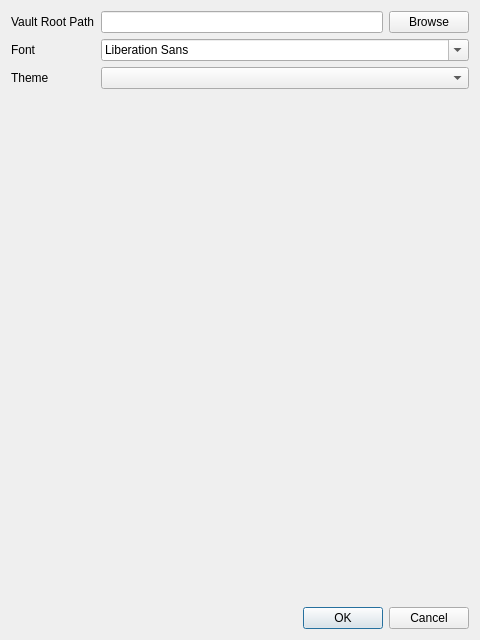
The window that settingsdialog.ui (AngryFender/Remini) describes before a commit, drawn with Qt 5.
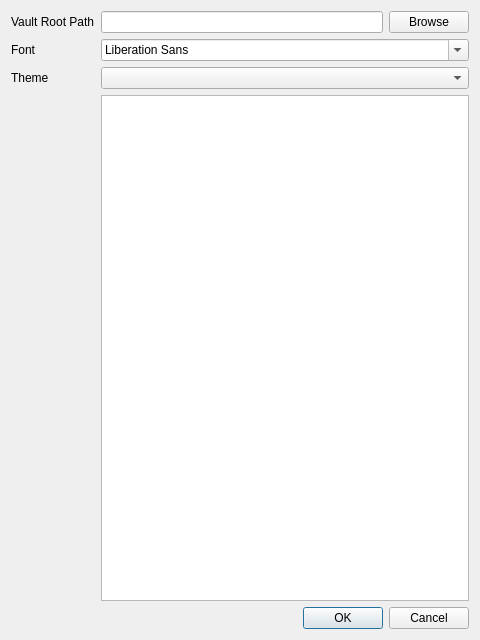
The same window after the commit.

Commit message: Github Issue #39: Added QTextView for previewing text for changes in font and theme

The edit to the form file:
```diff
--- a/settingsdialog.ui
+++ b/settingsdialog.ui
@@ -57,6 +57,20 @@
      <item row="2" column="1">
       <widget class="QComboBox" name="cmb_theme"/>
      </item>
+     <item row="3" column="1">
+      <widget class="QTextEdit" name="txt_preview">
+       <property name="html">
+        <string>&lt;!DOCTYPE HTML PUBLIC &quot;-//W3C//DTD HTML 4.0//EN&quot; &quot;http://www.w3.org/TR/REC-html40/strict.dtd&quot;&gt;
+&lt;html&gt;&lt;head&gt;&lt;meta name=&quot;qrichtext&quot; content=&quot;1&quot; /&gt;&lt;meta charset=&quot;utf-8&quot; /&gt;&lt;style type=&quot;text/css&quot;&gt;
+p, li { white-space: pre-wrap; }
+hr { height: 1px; border-width: 0; }
+li.unchecked::marker { content: &quot;\2610&quot;; }
+li.checked::marker { content: &quot;\2612&quot;; }
+&lt;/style&gt;&lt;/head&gt;&lt;body style=&quot; font-family:'Segoe UI'; font-size:9pt; font-weight:400; font-style:normal;&quot;&gt;
+&lt;p style=&quot;-qt-paragraph-type:empty; margin-top:8px; margin-bottom:8px; margin-left:0px; margin-right:0px; -qt-block-indent:0; text-indent:0px; background-color:#ffffff;&quot;&gt;&lt;br /&gt;&lt;/p&gt;&lt;/body&gt;&lt;/html&gt;</string>
+       </property>
+      </widget>
+     </item>
      <item row="1" column="1">
       <widget class="QFontComboBox" name="cmb_font"/>
      </item>
```
The commit also changes 2 other files.
